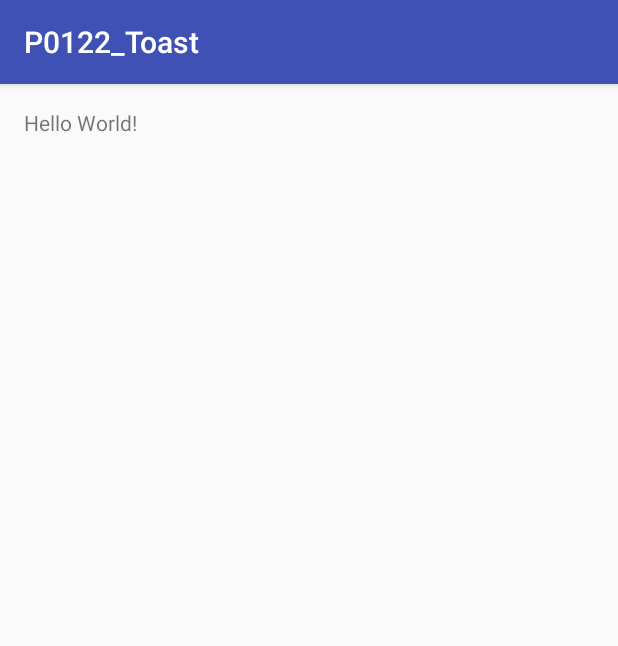
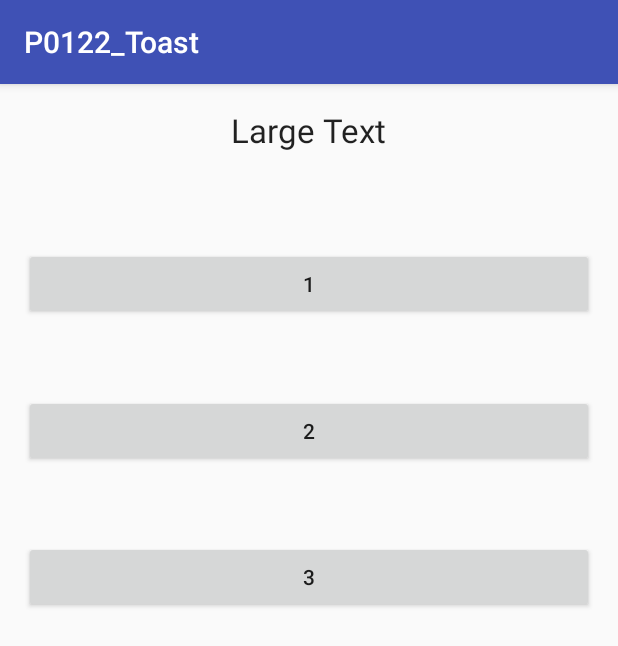
Before and after one commit to bit1394/startandroid, an Android app: the screen it shows after launch (Main), on a phone screen of 412 x 824 dp. Shown: the top 646 px of the screen. Run offline under Robolectric (Android 15) with nearby library versions, the phone set to English and light mode, and no system bars.

Commit message:
#122 Toasts

```diff
--- a/P0091_OnClickButtons/build.gradle
+++ b/P0091_OnClickButtons/build.gradle
@@ -5,7 +5,7 @@ buildscript {
         jcenter()
     }
     dependencies {
-        classpath 'com.android.tools.build:gradle:2.0.0-alpha5'
+        classpath 'com.android.tools.build:gradle:2.0.0-alpha7'
 
         // NOTE: Do not place your application dependencies here; they belong
         // in the individual module build.gradle files
--- a/P0122_Toast/app/src/main/java/ru/bitreslab/p0122_toast/Main.java
+++ b/P0122_Toast/app/src/main/java/ru/bitreslab/p0122_toast/Main.java
@@ -1,13 +1,66 @@
 package ru.bitreslab.p0122_toast;
+
 
 import android.support.v7.app.AppCompatActivity;
 import android.os.Bundle;
+import android.support.v7.widget.ButtonBarLayout;
+import android.view.Gravity;
+import android.view.View;
+import android.view.View.OnClickListener;
+import android.widget.Button;
+import android.widget.ImageView;
+import android.widget.LinearLayout;
+import android.widget.TextView;
+import android.widget.Toast;
 
-public class Main extends AppCompatActivity {
+public class Main extends AppCompatActivity implements OnClickListener {
+
+    TextView textView;
+    Button button1;
+    Button button2;
+    Button button3;
 
     @Override
     protected void onCreate(Bundle savedInstanceState) {
         super.onCreate(savedInstanceState);
         setContentView(R.layout.main);
+
+        textView = (TextView) findViewById(R.id.textView);
+        button1 = (Button) findViewById(R.id.button1);
+        button2 = (Button) findViewById(R.id.button2);
+        button3 = (Button) findViewById(R.id.button3);
+
+        //1
+        button1.setOnClickListener(new OnClickListener() {
+            @Override
+            public void onClick(View v) {
+                textView.setText("Обработаем нажатие кнопки 0");
+                Toast toast = Toast.makeText(Main.this, "Нажата кнопка 1", Toast.LENGTH_LONG);
+                toast.setGravity(Gravity.TOP, 12, 100);
+                LinearLayout toastImage = (LinearLayout) toast.getView();
+                ImageView imageView = new ImageView(Main.this);
+                imageView.setImageResource(R.drawable.logo);
+                toastImage.addView(imageView, 0);
+
+                toast.show();
+            }
+        });
+        //
+
+        //2
+        button2.setOnClickListener(this);
+        //
+
+    }
+
+    //3
+    public void clickButton3(View view) {
+        textView.setText("Нажата кнопка 3");
+    }
+
+    //
+    @Override
+    public void onClick(View v) {
+        textView.setText("Нажата кнопка 2");
     }
 }
--- a/P0122_Toast/app/src/main/res/layout/main.xml
+++ b/P0122_Toast/app/src/main/res/layout/main.xml
@@ -6,11 +6,44 @@
     android:paddingBottom="@dimen/activity_vertical_margin"
     android:paddingLeft="@dimen/activity_horizontal_margin"
     android:paddingRight="@dimen/activity_horizontal_margin"
-    android:paddingTop="@dimen/activity_vertical_margin"
-    tools:context="ru.bitreslab.p0122_toast.Main">
+    android:paddingTop="@dimen/activity_vertical_margin">
 
     <TextView
         android:layout_width="wrap_content"
         android:layout_height="wrap_content"
-        android:text="Hello World!" />
+        android:textAppearance="?android:attr/textAppearanceLarge"
+        android:text="Large Text"
+        android:id="@+id/textView"
+        android:layout_alignParentTop="true"
+        android:layout_centerHorizontal="true" />
+
+    <Button
+        android:layout_width="match_parent"
+        android:layout_height="wrap_content"
+        android:text="1"
+        android:id="@+id/button1"
+        android:layout_marginTop="64dp"
+        android:layout_below="@+id/textView"
+        android:layout_centerHorizontal="true" />
+
+    <Button
+        android:layout_width="match_parent"
+        android:layout_height="wrap_content"
+        android:text="2"
+        android:id="@+id/button2"
+        android:layout_marginTop="50dp"
+        android:layout_below="@+id/button1"
+        android:layout_alignLeft="@+id/button1"
+        android:layout_alignStart="@+id/button1" />
+
+    <Button
+        android:layout_width="match_parent"
+        android:layout_height="wrap_content"
+        android:text="3"
+        android:id="@+id/button3"
+        android:layout_marginTop="49dp"
+        android:layout_below="@+id/button2"
+        android:layout_alignLeft="@+id/button2"
+        android:layout_alignStart="@+id/button2"
+        android:onClick="clickButton3"/>
 </RelativeLayout>
```
Also changed, not shown: P0122_Toast/app/src/main/res/drawable/logo.png (added).
